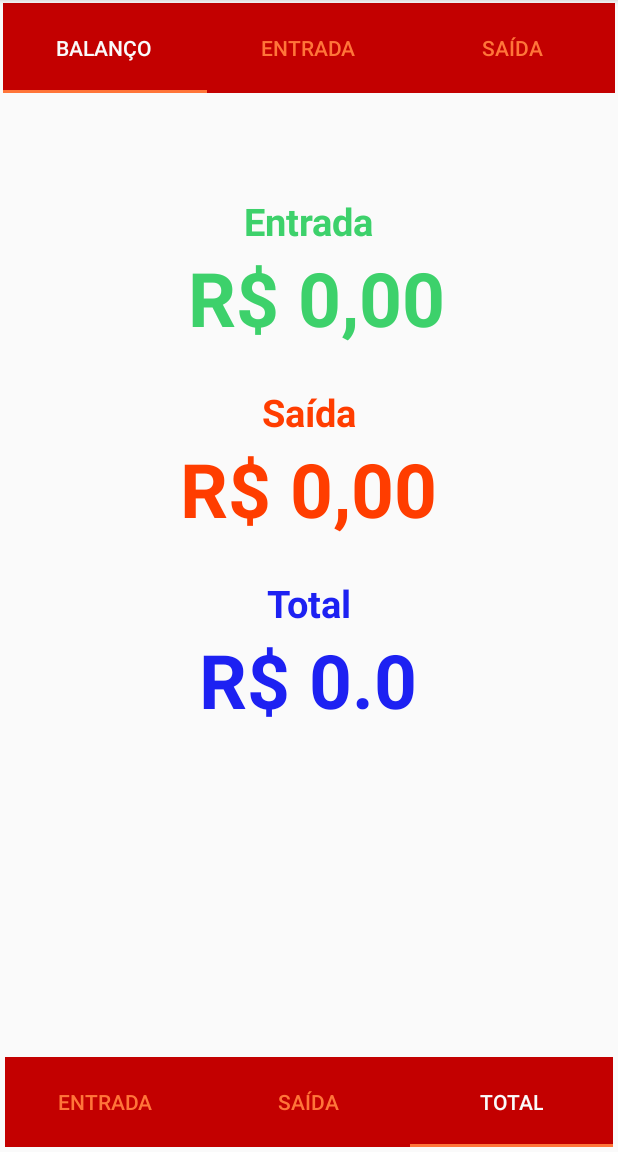
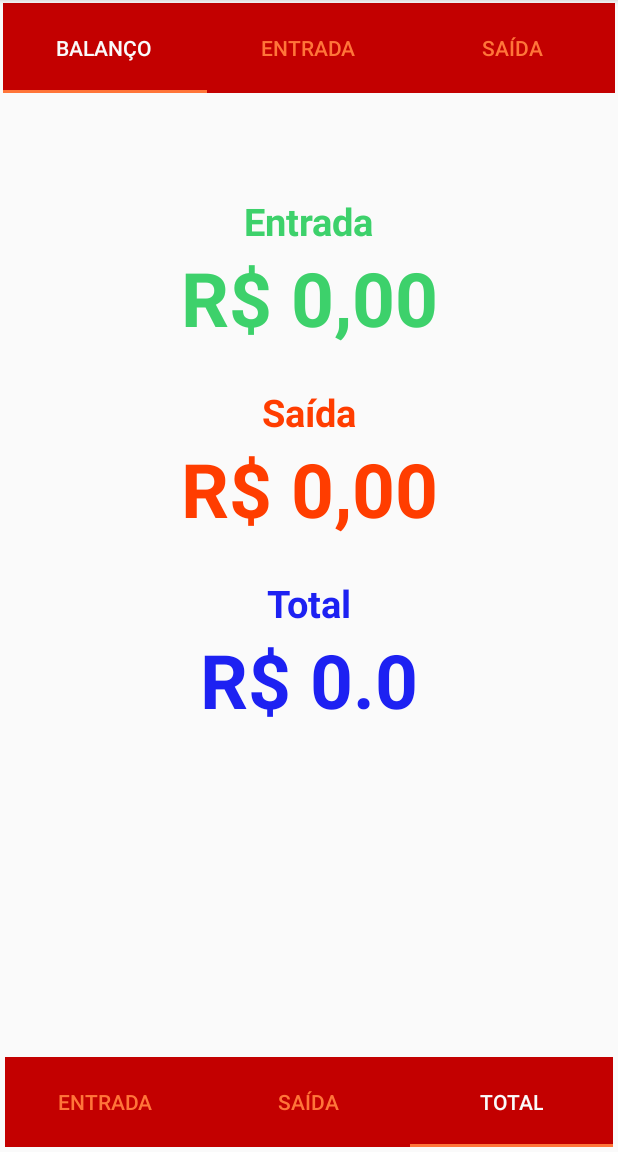
Before and after one commit to erikAntunes/AppFluxoSergipano-release-1.0, an Android app: the screen it shows after launch (MainActivity), item 3 of the bottom bar chosen, on a phone screen of 412 x 824 dp, the part 84-1236 px from its top. Run offline under Robolectric (Android 15) with nearby library versions, the phone set to English and light mode, and no system bars; our stand-ins replace Room's generated code.

Commit message:
tudo certo, no geral o aplicativo já funciona

```diff
--- a/app/src/main/res/layout/fragment_total__final_.xml
+++ b/app/src/main/res/layout/fragment_total__final_.xml
@@ -12,7 +12,7 @@
     <TextView
         android:id="@+id/balanco_total_textView"
         android:layout_marginTop="60dp"
-        android:layout_width="398dp"
+        android:layout_width="match_parent"
         android:layout_height="wrap_content"
         android:layout_gravity="bottom"
         android:gravity="center"
@@ -29,7 +29,7 @@
 
     <TextView
         android:id="@+id/balanco_saida_textView"
-        android:layout_width="398dp"
+        android:layout_width="match_parent"
         android:layout_height="wrap_content"
         android:layout_gravity="bottom"
         android:layout_marginTop="60dp"
@@ -45,9 +45,8 @@
 
     <TextView
         android:id="@+id/balanco_entrada_textView"
-        android:layout_width="398dp"
+        android:layout_width="match_parent"
         android:layout_height="wrap_content"
-        android:layout_gravity="bottom"
         android:gravity="center"
         android:layout_marginTop="30dp"
         android:text="R$ 0,00"
```
